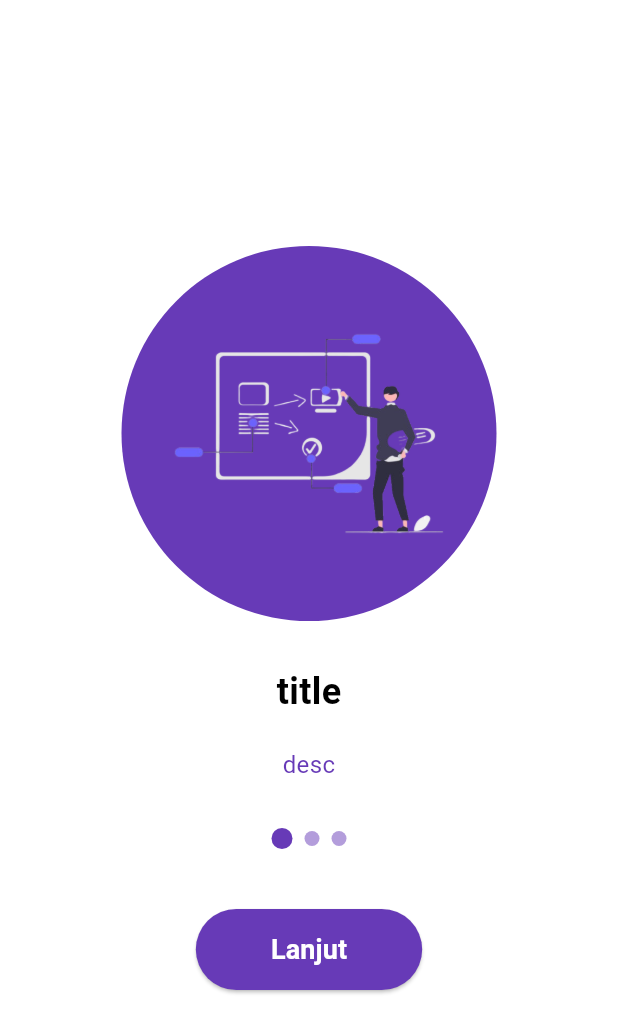
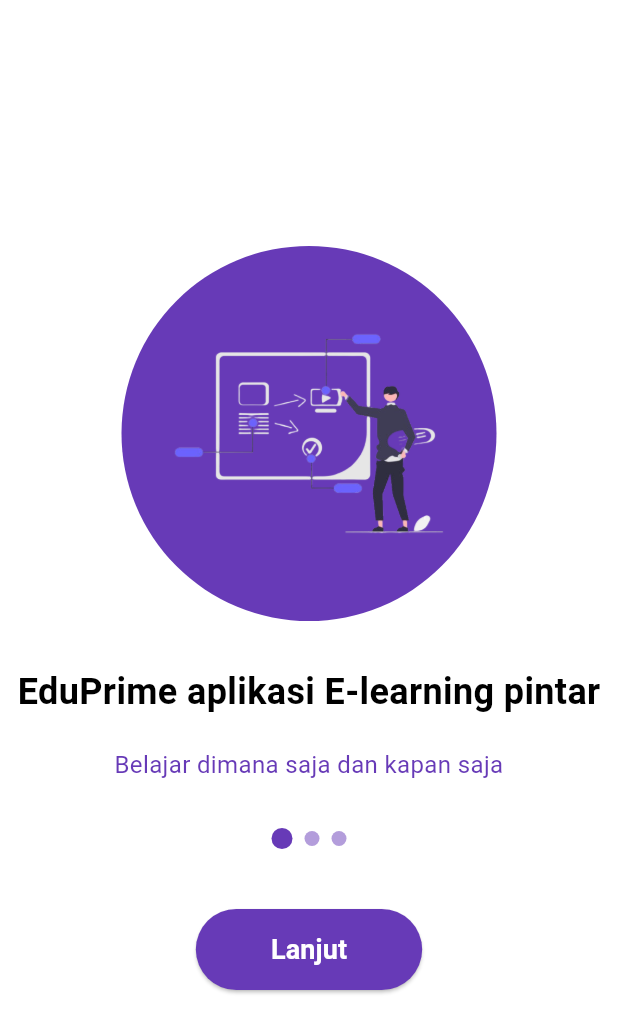
Before and after one commit to hiofadlikaakbar/revisi_uts_hio, a Flutter app: the screen it shows after launch, on a phone screen of 412 x 824 dp. Shown: the top 1033 px of the screen. Run offline on Flutter 3.47's test engine with Material 3 defaults, Android fonts, the phone set to English and light mode, and no system bars.

Commit message:
membuat title dan deskripsi pada screen 1

```diff
--- a/lib/screen/screen_1.dart
+++ b/lib/screen/screen_1.dart
@@ -30,7 +30,7 @@
 
             const SizedBox(height: 30),
             const Text(
-              'title',
+              'EduPrime aplikasi E-learning pintar',
               style: TextStyle(
                 fontSize: 24,
                 color: Colors.black,
@@ -44,7 +44,7 @@
             const Padding(
               padding: EdgeInsets.symmetric(horizontal: 40),
               child: Text(
-                'desc',
+                'Belajar dimana saja dan kapan saja',
                 textAlign: TextAlign.center,
                 style: TextStyle(
                   fontSize: 16,
```
